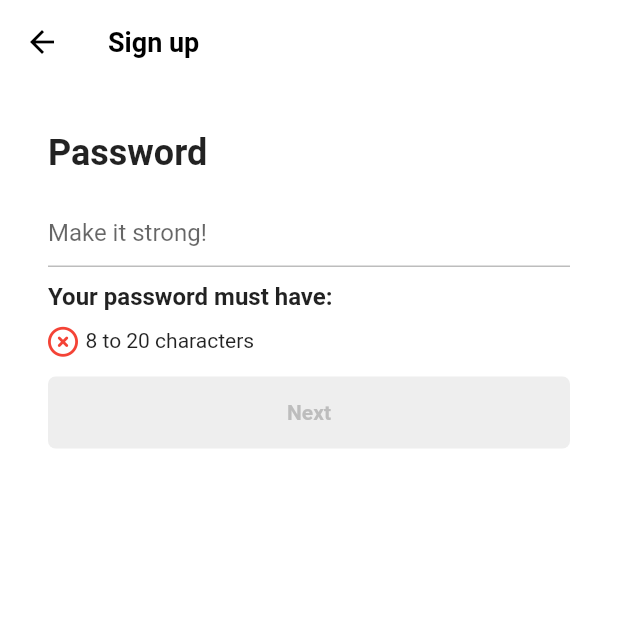
After one commit to Sungjjjun/FlutterStudy, a Flutter app: the PasswordScreen screen opened directly, on a phone screen of 412 x 824 dp, the top half of it. The commit adds this screen. Run offline on Flutter 3.47's test engine with Material 2 defaults, Android fonts, the phone set to English and light mode, and no system bars; our stand-ins replace font_awesome_flutter, shared_preferences; accounts and stored records are empty.

Commit message:
#4.8(01.26)

```diff
--- /dev/null
+++ b/tiktokclone/lib/features/authentication/password_screen.dart
@@ -0,0 +1,166 @@
+import 'package:flutter/material.dart';
+import 'package:font_awesome_flutter/font_awesome_flutter.dart';
+import 'package:tiktokclone/features/authentication/birthday_screen.dart';
+
+import '../../constants/gaps.dart';
+import '../../constants/sizes.dart';
+import 'widgets/form_button.dart';
+
+class PasswordScreen extends StatefulWidget {
+  const PasswordScreen({super.key});
+
+  @override
+  State<PasswordScreen> createState() => _PasswordScreenState();
+}
+
+class _PasswordScreenState extends State<PasswordScreen> {
+  final TextEditingController _passwordController = TextEditingController();
+
+  String _password = "";
+  bool _obsecureText = true;
+
+  @override
+  void initState() {
+    super.initState();
+    _passwordController.addListener(() {
+      setState(() {
+        _password = _passwordController.text;
+      });
+    });
+  }
+
+  @override
+  void dispose() {
+    _passwordController.dispose();
+    super.dispose();
+  }
+
+  bool _isPasswordLengthValid() {
+    return _password.length >= 8 && _password.length <= 20;
+  }
+
+  bool _isPasswordValid() {
+    return _password.isNotEmpty && _isPasswordLengthValid();
+  }
+
+  void _onSubmit() {
+    if (!_isPasswordValid()) return;
+    Navigator.push(
+      context,
+      MaterialPageRoute(
+        builder: (context) => const BirthdayScreen(),
+      ),
+    );
+  }
+
+  void _onClearTab() {
+    _passwordController.clear();
+  }
+
+  void _onObsecureTab() {
+    setState(() {
+      _obsecureText = !_obsecureText;
+    });
+  }
+
+  @override
+  Widget build(BuildContext context) {
+    return GestureDetector(
+      child: Scaffold(
+        backgroundColor: Colors.white,
+        appBar: AppBar(
+          title: const Text('Sign up'),
+        ),
+        body: Padding(
+          padding: const EdgeInsets.all(Sizes.size32),
+          child: Column(
+            crossAxisAlignment: CrossAxisAlignment.start,
+            children: [
+              const Text(
+                'Password',
+                style: TextStyle(
+                  fontSize: Sizes.size24,
+                  fontWeight: FontWeight.w700,
+                ),
+              ),
+              Gaps.v14,
+              TextField(
+                onEditingComplete: _onSubmit,
+                obscureText: _obsecureText,
+                controller: _passwordController,
+                decoration: InputDecoration(
+                  suffix: Row(
+                    mainAxisSize: MainAxisSize.min,
+                    children: [
+                      GestureDetector(
+                        onTap: _onClearTab,
+                        child: FaIcon(
+                          FontAwesomeIcons.solidCircleXmark,
+                          color: Colors.grey.shade500,
+                          size: Sizes.size20,
+                        ),
+                      ),
+                      Gaps.h16,
+                      GestureDetector(
+                        onTap: _onObsecureTab,
+                        child: FaIcon(
+                          _obsecureText
+                              ? FontAwesomeIcons.eye
+                              : FontAwesomeIcons.eyeSlash,
+                          color: Colors.grey.shade500,
+                          size: Sizes.size20,
+                        ),
+                      ),
+                    ],
+                  ),
+                  hintText: 'Make it strong!',
+                  enabledBorder: UnderlineInputBorder(
+                    borderSide: BorderSide(color: Colors.grey.shade400),
+                  ),
+                  focusedBorder: UnderlineInputBorder(
+                    borderSide: BorderSide(color: Colors.grey.shade400),
+                  ),
+                ),
+                cursorColor: Theme.of(context).primaryColor,
+              ),
+              Gaps.v10,
+              const Text(
+                'Your password must have:',
+                style: TextStyle(
+                  fontSize: Sizes.size16,
+                  fontWeight: FontWeight.bold,
+                ),
+              ),
+              Gaps.v10,
+              Row(
+                children: [
+                  FaIcon(
+                    _isPasswordLengthValid()
+                        ? FontAwesomeIcons.circleCheck
+                        : FontAwesomeIcons.circleXmark,
+                    color: _isPasswordLengthValid() ? Colors.green : Colors.red,
+                    size: Sizes.size20,
+                  ),
+                  Gaps.h5,
+                  const Text(
+                    '8 to 20 characters',
+                    style: TextStyle(
+                      fontSize: Sizes.size14,
+                    ),
+                  )
+                ],
+              ),
+              Gaps.v14,
+              GestureDetector(
+                onTap: _onSubmit,
+                child: FormButton(
+                  diabled: !_isPasswordValid(),
+                ),
+              ),
+            ],
+          ),
+        ),
+      ),
+    );
+  }
+}
```
Also changed, not shown: tiktokclone/lib/features/authentication/birthday_screen.dart (added, +111 -0 lines), tiktokclone/lib/features/authentication/email_screen.dart (+36 -3 lines), tiktokclone/lib/features/authentication/login_form_screen.dart (added, +12 -0 lines), tiktokclone/lib/features/authentication/login_screen.dart (+19 -7 lines), tiktokclone/lib/features/onboarding/interests_screen.dart (added, +12 -0 lines).
